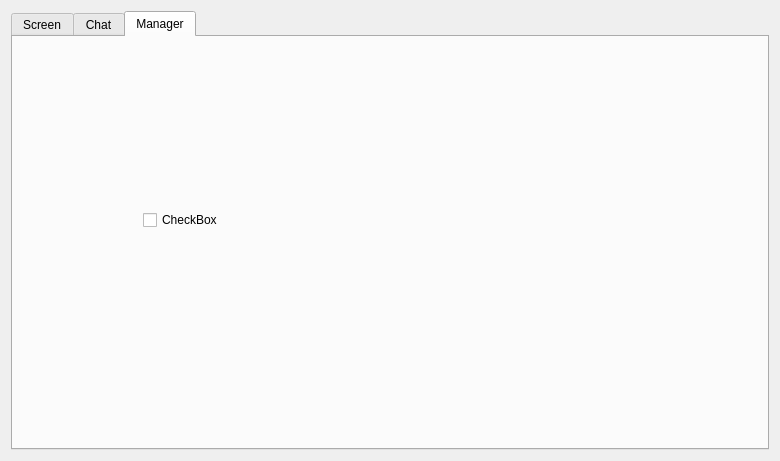
The window that Gst-multiscreens-client/mainwindow.ui (P0ppoff/SmartProjector) describes before a commit, drawn with Qt 5.
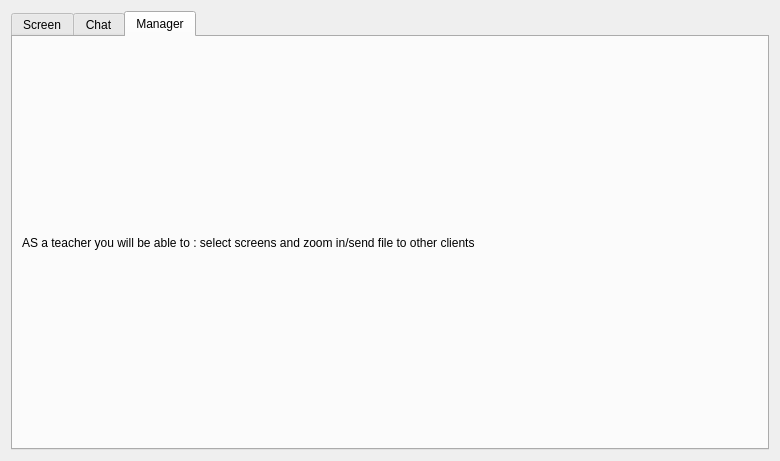
The same window after the commit. The open tabs and pages were chosen to show the change.

Commit message: change teacher tab in GUI

The edit to the form file:
```diff
--- a/Gst-multiscreens-client/mainwindow.ui
+++ b/Gst-multiscreens-client/mainwindow.ui
@@ -119,19 +119,15 @@
       <attribute name="title">
        <string>Manager</string>
       </attribute>
-      <widget class="QCheckBox" name="checkBox_2">
-       <property name="geometry">
-        <rect>
-         <x>130</x>
-         <y>170</y>
-         <width>112</width>
-         <height>26</height>
-        </rect>
-       </property>
+      <layout class="QVBoxLayout" name="verticalLayout_4">
+       <item>
+        <widget class="QLabel" name="label">
        <property name="text">
-        <string>CheckBox</string>
-       </property>
-      </widget>
+          <string>AS a teacher you will be able to : select screens and zoom in/send file to other clients</string>
+         </property>
+        </widget>
+       </item>
+      </layout>
      </widget>
     </widget>
    </item>
```
Left out of the diff: 2 changed lines with no effect on the pictures. Lines whose indentation alone changed are shown as unchanged.
